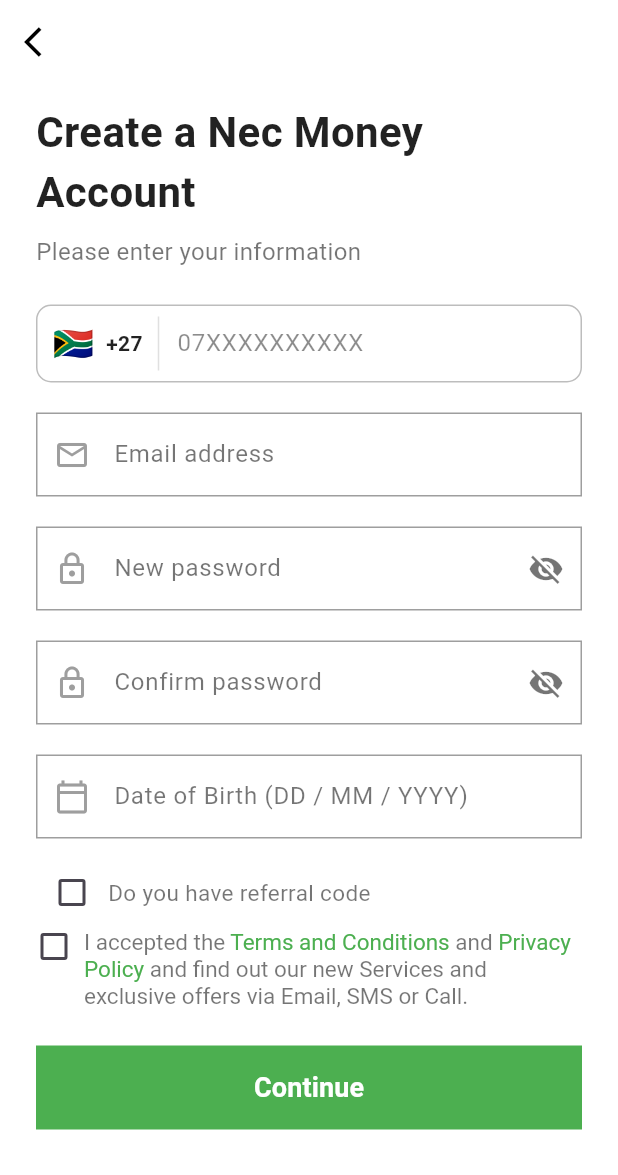
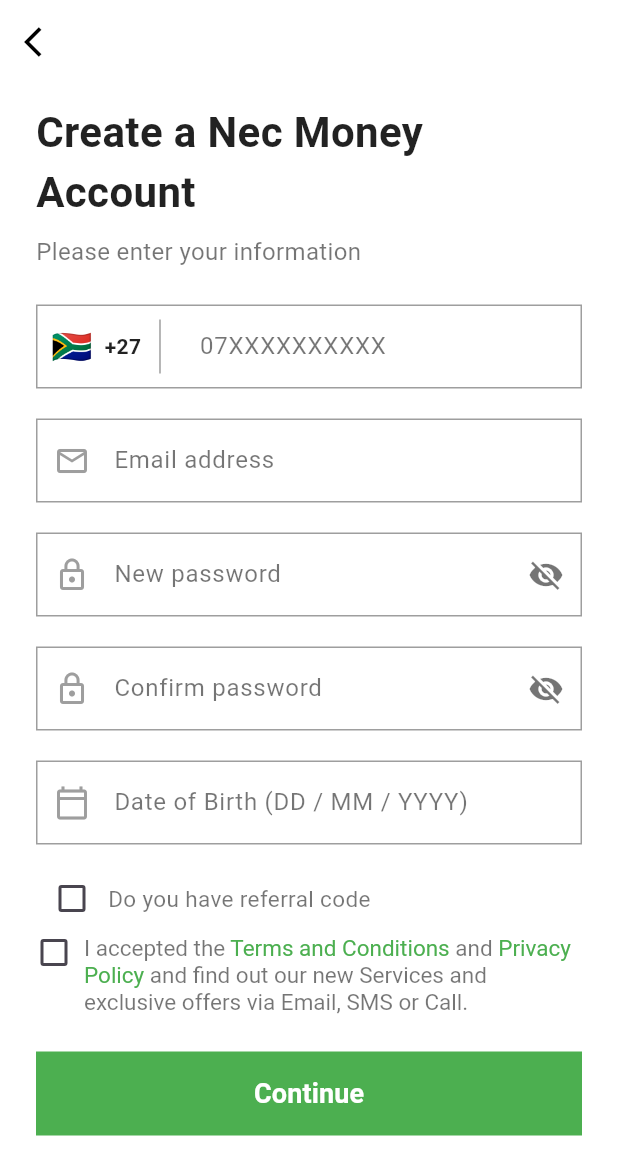
Before and after one commit to RkTushar/nec_app, a Flutter app: the SignupScreen2 screen opened directly, on a phone screen of 412 x 824 dp. Shown: the top 1175 px of the screen. Run offline on Flutter 3.47's test engine with Material 3 defaults, Android fonts, the phone set to English and light mode, and no system bars.

Commit message:
Update phone_number_field.dart

```diff
--- a/nec_app/lib/widgets/phone_number_field.dart
+++ b/nec_app/lib/widgets/phone_number_field.dart
@@ -1,8 +1,6 @@
 import 'package:flutter/material.dart';
 import 'package:flutter/services.dart';
 import 'select_country_widget.dart';
-
-
 
 class PhoneNumberField extends StatelessWidget {
   final TextEditingController controller;
@@ -37,51 +35,20 @@ class PhoneNumberField extends StatelessWidget {
     return (c?['flag'] ?? '').toString();
   }
 
-  Future<void> _openCountryPicker(BuildContext context) async {
-    final List<Map<String, String>> countries = SelectCountryField.getCountries();
-    final Map<String, String>? picked = await showModalBottomSheet<Map<String, String>>(
-      context: context,
-      useSafeArea: true,
-      backgroundColor: Colors.white,
-      shape: const RoundedRectangleBorder(
-        borderRadius: BorderRadius.vertical(top: Radius.circular(12)),
-      ),
-      builder: (BuildContext ctx) {
-        return ListView.separated(
-          itemCount: countries.length,
-          separatorBuilder: (_, __) => const Divider(height: 1),
-          itemBuilder: (_, int index) {
-            final Map<String, String> c = countries[index];
-            return ListTile(
-              leading: Text(c['flag'] ?? '', style: const TextStyle(fontSize: 22)),
-              title: Text(c['name'] ?? ''),
-              trailing: Text('+${c['dial'] ?? ''}',
-                  style: const TextStyle(fontWeight: FontWeight.w600)),
-              onTap: () => Navigator.of(ctx).pop(c),
-            );
-          },
-        );
-      },
-    );
-    if (picked != null) {
-      onCountryChanged(picked);
-    }
-  }
-
   @override
   Widget build(BuildContext context) {
-    return Container(
-      decoration: BoxDecoration(
-        color: Colors.white,
-        borderRadius: BorderRadius.circular(10),
-        border: Border.all(color: Colors.grey.shade400, width: 1),
-      ),
-      height: 52,
-      child: Row(
-        children: <Widget>[
-          InkWell(
-            onTap: () => _openCountryPicker(context),
-            child: Padding(
+    return TextFormField(
+      controller: controller,
+      keyboardType: TextInputType.phone,
+      validator: validator,
+      inputFormatters: <TextInputFormatter>[
+        FilteringTextInputFormatter.digitsOnly,
+      ],
+      decoration: InputDecoration(
+        labelText: '07XXXXXXXXXX',
+        labelStyle: const TextStyle(color: Colors.black54),
+        floatingLabelBehavior: FloatingLabelBehavior.auto,
+        prefixIcon: Padding(
           padding: const EdgeInsets.symmetric(horizontal: 10),
           child: Row(
             mainAxisSize: MainAxisSize.min,
@@ -95,42 +62,39 @@ class PhoneNumberField extends StatelessWidget {
                   color: Colors.black87,
                 ),
               ),
-                ],
-              ),
-            ),
-          ),
+              const SizedBox(width: 12),
               SizedBox(
                 height: 36,
                 child: VerticalDivider(
-              color: Colors.grey.shade300,
+                  color: Colors.grey,
                   thickness: 1,
                   width: 1,
                 ),
               ),
               const SizedBox(width: 12),
-          Expanded(
-            child: TextFormField(
-              controller: controller,
-              keyboardType: TextInputType.phone,
-              validator: validator,
-              inputFormatters: <TextInputFormatter>[
-                FilteringTextInputFormatter.digitsOnly,
             ],
-              decoration: const InputDecoration(
-                hintText: '07XXXXXXXXXX',
-                hintStyle: TextStyle(color: Colors.black45),
-                isDense: true,
-                border: InputBorder.none,
-                focusedBorder: InputBorder.none,
-                enabledBorder: InputBorder.none,
-                contentPadding: EdgeInsets.symmetric(vertical: 0),
+          ),
+        ),
+        contentPadding: const EdgeInsets.symmetric(
+          horizontal: 16,
+          vertical: 16,
+        ),
+        border: OutlineInputBorder(
+          borderRadius: BorderRadius.circular(0),
+          borderSide: BorderSide(color: Colors.grey.shade500, width: 1),
+        ),
+        enabledBorder: OutlineInputBorder(
+          borderRadius: BorderRadius.circular(0),
+          borderSide: BorderSide(color: Colors.grey.shade500, width: 1),
+        ),
+        focusedBorder: OutlineInputBorder(
+          borderRadius: BorderRadius.circular(0),
+          borderSide: const BorderSide(color: Color(0xFF4CAF50), width: 2),
+        ),
+        filled: true,
+        fillColor: Colors.white,
       ),
       style: const TextStyle(color: Colors.black),
-            ),
-          ),
-          const SizedBox(width: 12),
-        ],
-      ),
     );
   }
 }
```
Lines whose indentation alone changed are shown as unchanged.
